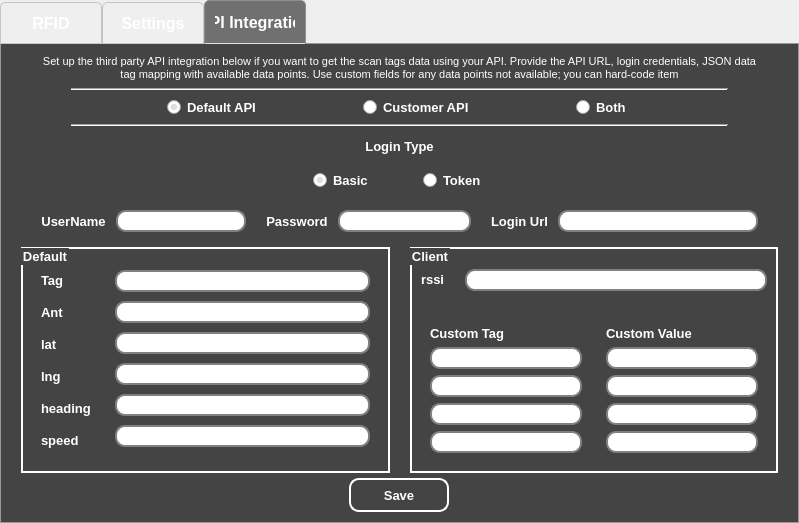
The window that ui/main.ui (DevGuruPro/rfid-python) describes before a commit, drawn with Qt 5.
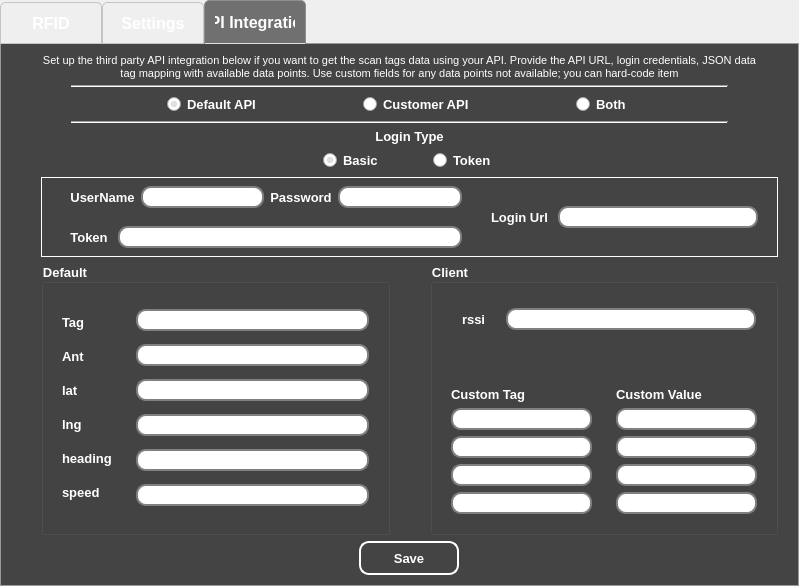
The same window after the commit. The open tabs and pages were chosen to show the change. Icons and pictures are not drawn.

Diff of the .ui file:
```diff
--- a/ui/main.ui
+++ b/ui/main.ui
@@ -7,7 +7,7 @@
     <x>0</x>
     <y>0</y>
     <width>797</width>
-    <height>519</height>
+    <height>586</height>
    </rect>
   </property>
   <property name="windowTitle">
@@ -2243,6 +2243,9 @@
                    <property name="text">
                     <string>Both</string>
                    </property>
+                   <property name="checked">
+                    <bool>false</bool>
+                   </property>
                   </widget>
                  </item>
                 </layout>
@@ -2259,6 +2262,76 @@
             </widget>
            </item>
            <item>
+            <widget class="QWidget" name="widget_46" native="true">
+             <layout class="QHBoxLayout" name="horizontalLayout_7">
+              <property name="spacing">
+               <number>0</number>
+              </property>
+              <property name="leftMargin">
+               <number>0</number>
+              </property>
+              <property name="topMargin">
+               <number>0</number>
+              </property>
+              <property name="rightMargin">
+               <number>0</number>
+              </property>
+              <property name="bottomMargin">
+               <number>0</number>
+              </property>
+              <item>
+               <widget class="QWidget" name="custom_spacebar" native="true">
+                <layout class="QHBoxLayout" name="horizontalLayout_8">
+                 <property name="spacing">
+                  <number>0</number>
+                 </property>
+                 <property name="leftMargin">
+                  <number>0</number>
+                 </property>
+                 <property name="topMargin">
+                  <number>0</number>
+                 </property>
+                 <property name="rightMargin">
+                  <number>0</number>
+                 </property>
+                 <property name="bottomMargin">
+                  <number>0</number>
+                 </property>
+                 <item>
+                  <spacer name="verticalSpacebar2">
+                   <property name="orientation">
+                    <enum>Qt::Vertical</enum>
+                   </property>
+                   <property name="sizeHint" stdset="0">
+                    <size>
+                     <width>20</width>
+                     <height>40</height>
+                    </size>
+                   </property>
+                  </spacer>
+                 </item>
+                </layout>
+               </widget>
+              </item>
+              <item>
+               <widget class="QWidget" name="custom_widget" native="true">
+                <layout class="QVBoxLayout" name="verticalLayout_26">
+                 <property name="spacing">
+                  <number>6</number>
+                 </property>
+                 <property name="leftMargin">
+                  <number>0</number>
+                 </property>
+                 <property name="topMargin">
+                  <number>0</number>
+                 </property>
+                 <property name="rightMargin">
+                  <number>0</number>
+                 </property>
+                 <property name="bottomMargin">
+                  <number>0</number>
+                 </property>
+                 <item>
             <widget class="QWidget" name="widget_29" native="true">
              <property name="font">
               <font>
@@ -2427,6 +2500,12 @@
            </item>
            <item>
             <widget class="QWidget" name="widget_30" native="true">
+                   <property name="styleSheet">
+                    <string notr="true">#widget_30{
+	color: white;
+	border: 1px solid white; 
+}</string>
+                   </property>
              <layout class="QHBoxLayout" name="horizontalLayout_26">
               <property name="spacing">
                <number>20</number>
@@ -2435,19 +2514,19 @@
                <number>20</number>
               </property>
               <property name="topMargin">
-               <number>10</number>
+                     <number>0</number>
               </property>
               <property name="rightMargin">
                <number>20</number>
               </property>
               <property name="bottomMargin">
-               <number>10</number>
+                     <number>0</number>
               </property>
               <item>
-               <widget class="QWidget" name="widget_31" native="true">
-                <layout class="QHBoxLayout" name="horizontalLayout_23">
+                     <widget class="QWidget" name="widget_32" native="true">
+                      <layout class="QVBoxLayout" name="verticalLayout_31">
                  <property name="spacing">
-                  <number>10</number>
+                        <number>0</number>
                  </property>
                  <property name="leftMargin">
                   <number>0</number>
@@ -2461,6 +2540,9 @@
                  <property name="bottomMargin">
                   <number>0</number>
                  </property>
+                       <item>
+                        <widget class="QWidget" name="basic_widget" native="true">
+                         <layout class="QHBoxLayout" name="horizontalLayout_5">
                  <item>
                   <widget class="QLabel" name="label_45">
                    <property name="font">
@@ -2482,6 +2564,24 @@
                   </widget>
                  </item>
                  <item>
+                           <widget class="QWidget" name="widget_31" native="true">
+                            <layout class="QHBoxLayout" name="horizontalLayout_23">
+                             <property name="spacing">
+                              <number>10</number>
+                             </property>
+                             <property name="leftMargin">
+                              <number>0</number>
+                             </property>
+                             <property name="topMargin">
+                              <number>0</number>
+                             </property>
+                             <property name="rightMargin">
+                              <number>0</number>
+                             </property>
+                             <property name="bottomMargin">
+                              <number>0</number>
+                             </property>
+                             <item>
                   <widget class="QLineEdit" name="edit_username">
                    <property name="font">
                     <font>
@@ -2499,24 +2599,6 @@
                </widget>
               </item>
               <item>
-               <widget class="QWidget" name="widget_32" native="true">
-                <layout class="QHBoxLayout" name="horizontalLayout_24">
-                 <property name="spacing">
-                  <number>10</number>
-                 </property>
-                 <property name="leftMargin">
-                  <number>0</number>
-                 </property>
-                 <property name="topMargin">
-                  <number>0</number>
-                 </property>
-                 <property name="rightMargin">
-                  <number>0</number>
-                 </property>
-                 <property name="bottomMargin">
-                  <number>0</number>
-                 </property>
-                 <item>
                   <widget class="QLabel" name="label_46">
                    <property name="font">
                     <font>
@@ -2554,6 +2636,52 @@
                </widget>
               </item>
               <item>
+                        <widget class="QWidget" name="token_widget" native="true">
+                         <layout class="QHBoxLayout" name="horizontalLayout_6">
+                          <property name="spacing">
+                           <number>10</number>
+                          </property>
+                          <item>
+                           <widget class="QLabel" name="label_49">
+                            <property name="font">
+                             <font>
+                              <pointsize>10</pointsize>
+                              <weight>75</weight>
+                              <bold>true</bold>
+                             </font>
+                            </property>
+                            <property name="styleSheet">
+                             <string notr="true">color: white;</string>
+                            </property>
+                            <property name="text">
+                             <string>Token</string>
+                            </property>
+                            <property name="alignment">
+                             <set>Qt::AlignCenter</set>
+                            </property>
+                           </widget>
+                          </item>
+                          <item>
+                           <widget class="QLineEdit" name="edit_token">
+                            <property name="font">
+                             <font>
+                              <pointsize>8</pointsize>
+                              <weight>75</weight>
+                              <bold>true</bold>
+                             </font>
+                            </property>
+                            <property name="echoMode">
+                             <enum>QLineEdit::Password</enum>
+                            </property>
+                           </widget>
+                          </item>
+                         </layout>
+                        </widget>
+                       </item>
+                      </layout>
+                     </widget>
+                    </item>
+                    <item>
                <widget class="QWidget" name="widget_33" native="true">
                 <layout class="QHBoxLayout" name="horizontalLayout_25">
                  <property name="spacing">
@@ -2651,18 +2779,26 @@
                 <property name="styleSheet">
                  <string notr="true">#groupBox_6{
 	color: white;
-	border: 2px solid white;
 }</string>
                 </property>
                 <property name="title">
                  <string>Default</string>
                 </property>
                 <layout class="QHBoxLayout" name="horizontalLayout_34">
+                       <property name="topMargin">
+                        <number>9</number>
+                       </property>
                  <item>
                   <widget class="QWidget" name="widget_38" native="true">
                    <layout class="QVBoxLayout" name="verticalLayout_22">
                     <item>
                      <widget class="QLabel" name="label_51">
+                            <property name="sizePolicy">
+                             <sizepolicy hsizetype="Maximum" vsizetype="Maximum">
+                              <horstretch>0</horstretch>
+                              <verstretch>0</verstretch>
+                             </sizepolicy>
+                            </property>
                       <property name="font">
                        <font>
                         <pointsize>10</pointsize>
@@ -2682,6 +2818,12 @@
                     </item>
                     <item>
                      <widget class="QLabel" name="label_52">
+                            <property name="sizePolicy">
+                             <sizepolicy hsizetype="Maximum" vsizetype="Maximum">
+                              <horstretch>0</horstretch>
+                              <verstretch>0</verstretch>
+                             </sizepolicy>
+                            </property>
                       <property name="font">
                        <font>
                         <pointsize>10</pointsize>
@@ -2701,6 +2843,12 @@
                     </item>
                     <item>
                      <widget class="QLabel" name="label_53">
+                            <property name="sizePolicy">
+                             <sizepolicy hsizetype="Maximum" vsizetype="Maximum">
+                              <horstretch>0</horstretch>
+                              <verstretch>0</verstretch>
+                             </sizepolicy>
+                            </property>
                       <property name="font">
                        <font>
                         <pointsize>10</pointsize>
@@ -2720,6 +2868,12 @@
                     </item>
                     <item>
                      <widget class="QLabel" name="label_54">
+                            <property name="sizePolicy">
+                             <sizepolicy hsizetype="Maximum" vsizetype="Maximum">
+                              <horstretch>0</horstretch>
+                              <verstretch>0</verstretch>
+                             </sizepolicy>
+                            </property>
                       <property name="font">
                        <font>
                         <pointsize>10</pointsize>
@@ -2739,6 +2893,12 @@
                     </item>
                     <item>
                      <widget class="QLabel" name="label_55">
+                            <property name="sizePolicy">
+                             <sizepolicy hsizetype="Maximum" vsizetype="Maximum">
+                              <horstretch>0</horstretch>
+                              <verstretch>0</verstretch>
+                             </sizepolicy>
+                            </property>
                       <property name="font">
                        <font>
                         <pointsize>10</pointsize>
@@ -2758,6 +2918,12 @@
                     </item>
                     <item>
                      <widget class="QLabel" name="label_56">
+                            <property name="sizePolicy">
+                             <sizepolicy hsizetype="Maximum" vsizetype="Maximum">
+                              <horstretch>0</horstretch>
+                              <verstretch>0</verstretch>
+                             </sizepolicy>
+                            </property>
                       <property name="font">
                        <font>
                         <pointsize>10</pointsize>
@@ -2856,6 +3022,19 @@
                 </layout>
                </widget>
               </item>
+                    <item>
+                     <spacer name="verticalSpacer">
+                      <property name="orientation">
+                       <enum>Qt::Vertical</enum>
+                      </property>
+                      <property name="sizeHint" stdset="0">
+                       <size>
+                        <width>20</width>
+                        <height>40</height>
+                       </size>
+                      </property>
+                     </spacer>
+                    </item>
               <item>
                <widget class="QGroupBox" name="groupBox_7">
                 <property name="font">
@@ -2868,7 +3047,6 @@
                 <property name="styleSheet">
                  <string notr="true">#groupBox_7{
 	color: white;
-	border: 2px solid white;
 }</string>
                 </property>
                 <property name="title">
@@ -2885,13 +3063,13 @@
                      <number>20</number>
                     </property>
                     <property name="leftMargin">
-                     <number>0</number>
+                           <number>20</number>
                     </property>
                     <property name="topMargin">
                      <number>0</number>
                     </property>
                     <property name="rightMargin">
-                     <number>0</number>
+                           <number>10</number>
                     </property>
                     <property name="bottomMargin">
                      <number>0</number>
@@ -2940,6 +3118,12 @@
                  </item>
                  <item>
                   <widget class="QWidget" name="widget_44" native="true">
+                         <property name="sizePolicy">
+                          <sizepolicy hsizetype="Maximum" vsizetype="Preferred">
+                           <horstretch>0</horstretch>
+                           <verstretch>0</verstretch>
+                          </sizepolicy>
+                         </property>
                    <layout class="QVBoxLayout" name="verticalLayout_29">
                     <property name="spacing">
                      <number>0</number>
@@ -3210,6 +3394,12 @@
                 <property name="text">
                  <string>Save</string>
                 </property>
+                     </widget>
+                    </item>
+                   </layout>
+                  </widget>
+                 </item>
+                </layout>
                </widget>
               </item>
              </layout>
```
Left out of the diff: 34 changed lines with no effect on the pictures. Lines whose indentation alone changed are shown as unchanged.
